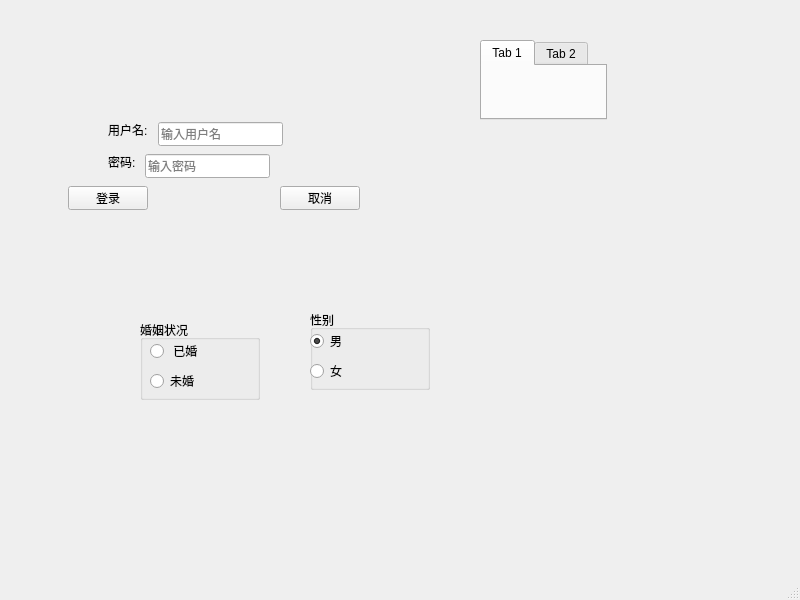
Before: the Qt Designer form test_05/mainwindow.ui in waitwalker/cpp_projects, drawn with Qt 5.
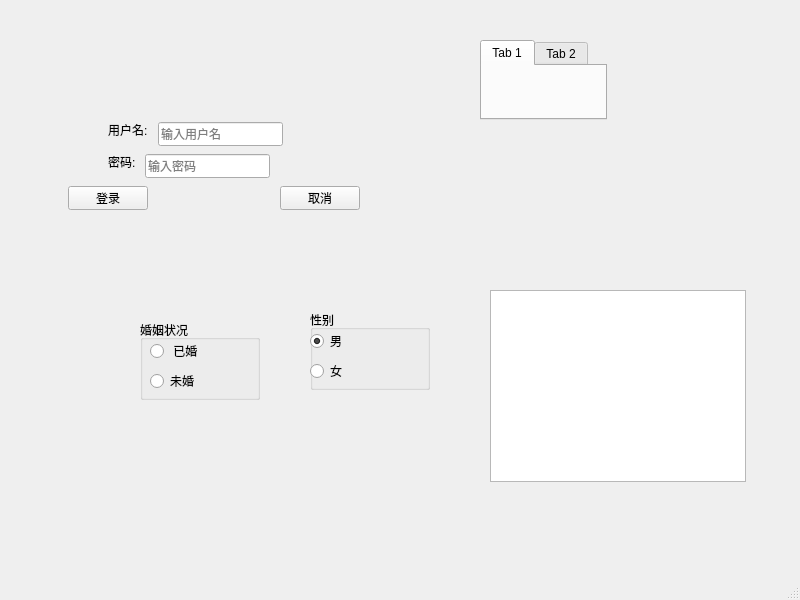
After: the same form once the commit is applied.

Commit message: 列表listwidget简单使用

The edit to the form file:
```diff
--- a/test_05/mainwindow.ui
+++ b/test_05/mainwindow.ui
@@ -208,6 +208,16 @@
      </property>
     </widget>
    </widget>
+   <widget class="QListWidget" name="listWidget">
+    <property name="geometry">
+     <rect>
+      <x>490</x>
+      <y>290</y>
+      <width>256</width>
+      <height>192</height>
+     </rect>
+    </property>
+   </widget>
   </widget>
   <widget class="QMenuBar" name="menubar">
    <property name="geometry">
```
The commit also changes 2 other files.
